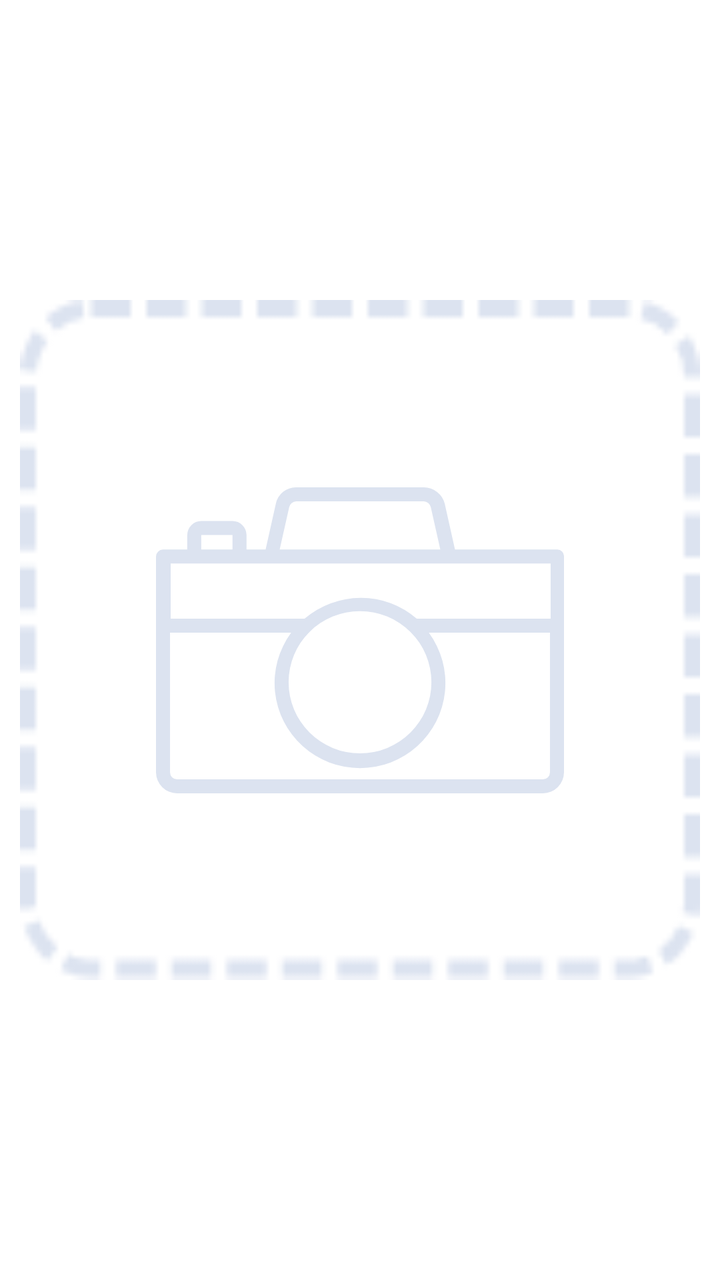
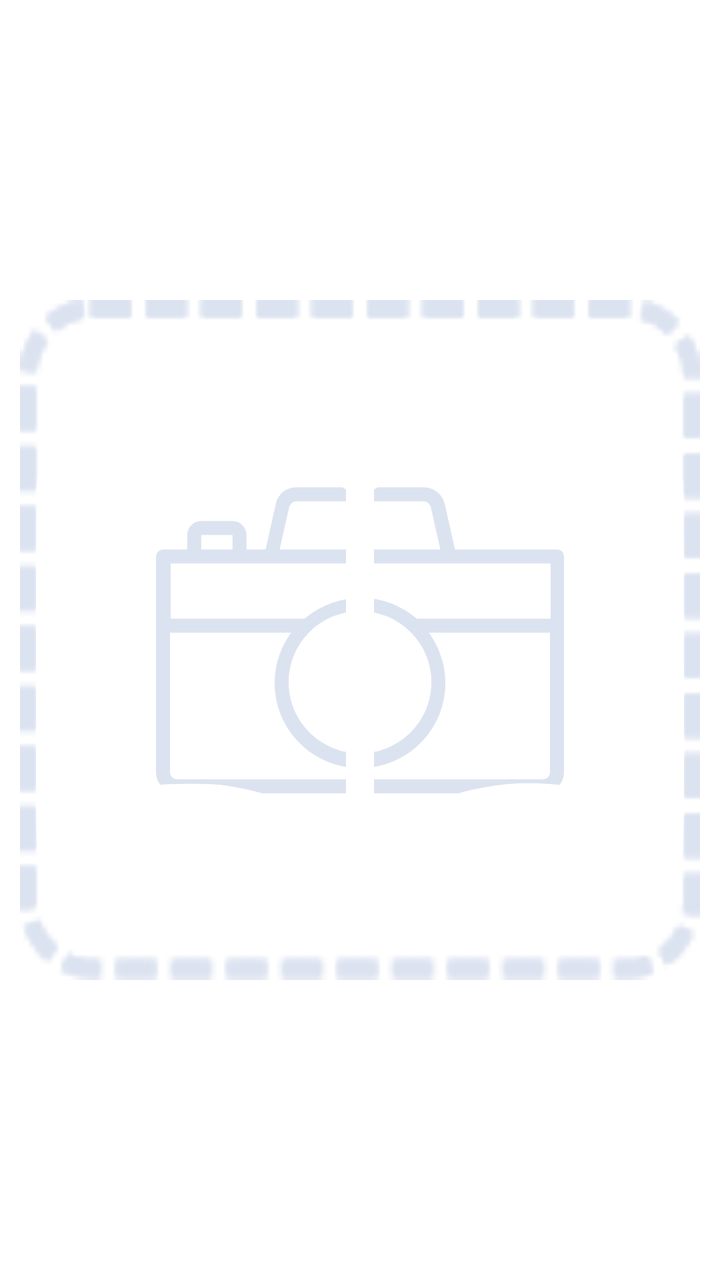

Two renders of the same Android screen: before a commit and after it. Below are the layout's source before the change and the commit's diff.
<!-- AndroidManifest.xml: application theme Theme.AbraaKaDabraa.App -->
<!-- res/layout/item_image.xml -->
<?xml version="1.0" encoding="utf-8"?>
<androidx.constraintlayout.widget.ConstraintLayout xmlns:android="http://schemas.android.com/apk/res/android"
    xmlns:app="http://schemas.android.com/apk/res-auto"
    android:layout_width="match_parent"
    android:layout_height="wrap_content">

    <LinearLayout
        android:id="@+id/ll_add_product_image"
        android:layout_width="match_parent"
        android:layout_height="0dp"
        android:layout_margin="10dp"
        android:background="@drawable/ic_add_image_frame"
        android:gravity="center"
        android:visibility="visible"
        app:layout_constraintBottom_toBottomOf="parent"
        app:layout_constraintDimensionRatio="1:1"
        app:layout_constraintEnd_toEndOf="parent"
        app:layout_constraintStart_toStartOf="parent"
        app:layout_constraintTop_toTopOf="parent">

        <androidx.constraintlayout.widget.ConstraintLayout
            android:layout_width="match_parent"
            android:layout_height="match_parent"
            android:gravity="center">

            <ImageView
                android:layout_width="0dp"
                android:layout_height="0dp"
                android:layout_gravity="center"
                android:contentDescription="@null"
                android:src="@drawable/ic_camera_icon"
                app:layout_constraintWidth_percent="0.6"
                app:layout_constraintHeight_percent="0.6"
                app:layout_constraintBottom_toBottomOf="parent"
                app:layout_constraintEnd_toEndOf="parent"
                app:layout_constraintStart_toStartOf="parent"
                app:layout_constraintTop_toTopOf="parent" />

        </androidx.constraintlayout.widget.ConstraintLayout>

    </LinearLayout>

    <androidx.constraintlayout.widget.ConstraintLayout
        android:id="@+id/cl_main_image"
        android:layout_width="match_parent"
        android:layout_height="wrap_content"
        android:layout_margin="10dp"
        android:background="@drawable/ic_add_image_frame"
        android:gravity="center"
        android:visibility="gone"
        app:layout_constraintBottom_toBottomOf="parent"
        app:layout_constraintEnd_toEndOf="parent"
        app:layout_constraintStart_toStartOf="parent"
        app:layout_constraintTop_toTopOf="parent">

        <ImageView
            android:id="@+id/iv_product_image"
            android:layout_width="match_parent"
            android:layout_height="0dp"
            android:layout_margin="12dp"
            android:contentDescription="@null"
            android:src="@drawable/temp_1"
            android:scaleType="centerCrop"
            app:layout_constraintBottom_toBottomOf="parent"
            app:layout_constraintDimensionRatio="1:1"
            app:layout_constraintEnd_toEndOf="parent"
            app:layout_constraintStart_toStartOf="parent"
            app:layout_constraintTop_toTopOf="parent" />

    </androidx.constraintlayout.widget.ConstraintLayout>

    <LinearLayout
        android:id="@+id/ll_delete_btn"
        android:layout_width="wrap_content"
        android:layout_height="wrap_content"
        android:layout_marginTop="1dp"
        android:layout_marginEnd="1dp"
        android:background="@drawable/bg_cross"
        android:visibility="gone"
        app:layout_constraintEnd_toEndOf="parent"
        app:layout_constraintTop_toTopOf="parent">

        <ImageView
            android:id="@+id/iv_delete_btn"
            android:layout_width="20dp"
            android:layout_height="20dp"
            android:adjustViewBounds="true"
            android:contentDescription="@null"
            android:padding="2dp"
            android:src="@drawable/ic_close" />

    </LinearLayout>

</androidx.constraintlayout.widget.ConstraintLayout>
<!-- resources referenced by this layout -->
<resources>
  <!-- drawable bg_cross (drawable) -->
  <?xml version="1.0" encoding="utf-8"?>
  <shape xmlns:android="http://schemas.android.com/apk/res/android"
      android:shape="rectangle">
      <corners android:radius="4dp" />
      <solid android:color="@color/theme_color" />
  
  
  </shape>
  <!-- drawable ic_add_image_frame: png bitmap (drawable-v24, 1811 bytes) -->
  <!-- drawable ic_camera_icon (drawable) -->
  <vector xmlns:android="http://schemas.android.com/apk/res/android"
      android:width="51.927dp"
      android:height="39.107dp"
      android:viewportWidth="51.927"
      android:viewportHeight="39.107">
    <path
        android:pathData="M51.034,7.951L38.052,7.951l-1.3,-5.842A2.777,2.777 0,0 0,34.077 0L17.85,0a2.619,2.619 0,0 0,-2.6 2.11l-1.3,5.842L11.521,7.952L11.521,6.085A1.8,1.8 0,0 0,9.736 4.3L5.761,4.3a1.8,1.8 0,0 0,-1.785 1.785v1.866L0.892,7.951A0.9,0.9 0,0 0,0 8.844L0,36.43a2.7,2.7 0,0 0,2.677 2.677L49.249,39.107a2.7,2.7 0,0 0,2.677 -2.677L51.926,8.844A0.851,0.851 0,0 0,51.034 7.951ZM16.957,2.515a0.951,0.951 0,0 1,0.892 -0.73L34.077,1.785a0.951,0.951 0,0 1,0.892 0.73l1.217,5.436L15.74,7.951ZM5.757,6.085L9.736,6.085v1.866L5.761,7.951ZM4.865,9.736L50.223,9.736v7.059L33.184,16.795a10.659,10.659 0,0 0,-7.14 -2.677,11.077 11.077,0 0,0 -7.14,2.677L1.866,16.795L1.866,9.736h3ZM25.965,15.821a9.087,9.087 0,1 1,-9.087 9.087A9.072,9.072 0,0 1,25.963 15.821ZM49.251,37.321L2.677,37.321a0.9,0.9 0,0 1,-0.892 -0.892L1.785,18.58L17.2,18.58a10.872,10.872 0,1 0,17.525 0L50.142,18.58L50.142,36.43A0.9,0.9 0,0 1,49.249 37.322Z"
        android:fillColor="#dce3f0"/>
  </vector>
  <!-- drawable ic_close (drawable) -->
  <vector xmlns:android="http://schemas.android.com/apk/res/android"
      android:width="24dp"
      android:height="24dp"
      android:viewportWidth="24"
      android:viewportHeight="24"
      >
    <path
        android:fillColor="@color/white"
        android:pathData="M19,6.41L17.59,5 12,10.59 6.41,5 5,6.41 10.59,12 5,17.59 6.41,19 12,13.41 17.59,19 19,17.59 13.41,12z"/>
  </vector>
  <!-- drawable temp_1: vector/xml drawable (drawable, 2445 chars, omitted) -->
  <style name="Theme.AbraaKaDabraa.App" parent="Theme.MaterialComponents.Light.DarkActionBar">
          <item name="colorPrimary">@color/theme_color</item>
          <item name="colorPrimaryVariant">@color/theme_color</item>
          <item name="colorOnPrimary">@color/theme_color</item>
      </style>
  <color name="theme_color">#416D49</color>
  <color name="white">#FFFFFFFF</color>
</resources>

<!-- the commit's change to res/layout/item_image.xml (unified diff, before → after) -->
@@ -47,7 +47,7 @@
         android:layout_margin="10dp"
         android:background="@drawable/ic_add_image_frame"
         android:gravity="center"
-        android:visibility="gone"
+        android:visibility="visible"
         app:layout_constraintBottom_toBottomOf="parent"
         app:layout_constraintEnd_toEndOf="parent"
         app:layout_constraintStart_toStartOf="parent"
@@ -57,7 +57,7 @@
             android:id="@+id/iv_product_image"
             android:layout_width="match_parent"
             android:layout_height="0dp"
-            android:layout_margin="12dp"
+            android:layout_margin="8dp"
             android:contentDescription="@null"
             android:src="@drawable/temp_1"
             android:scaleType="centerCrop"
